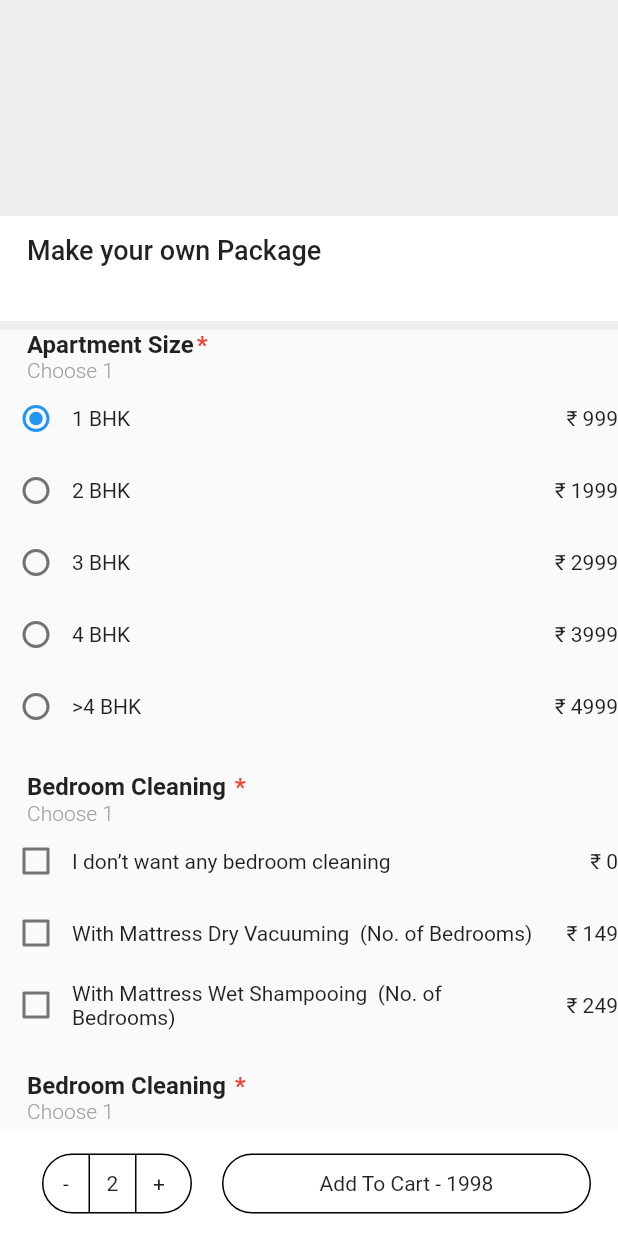
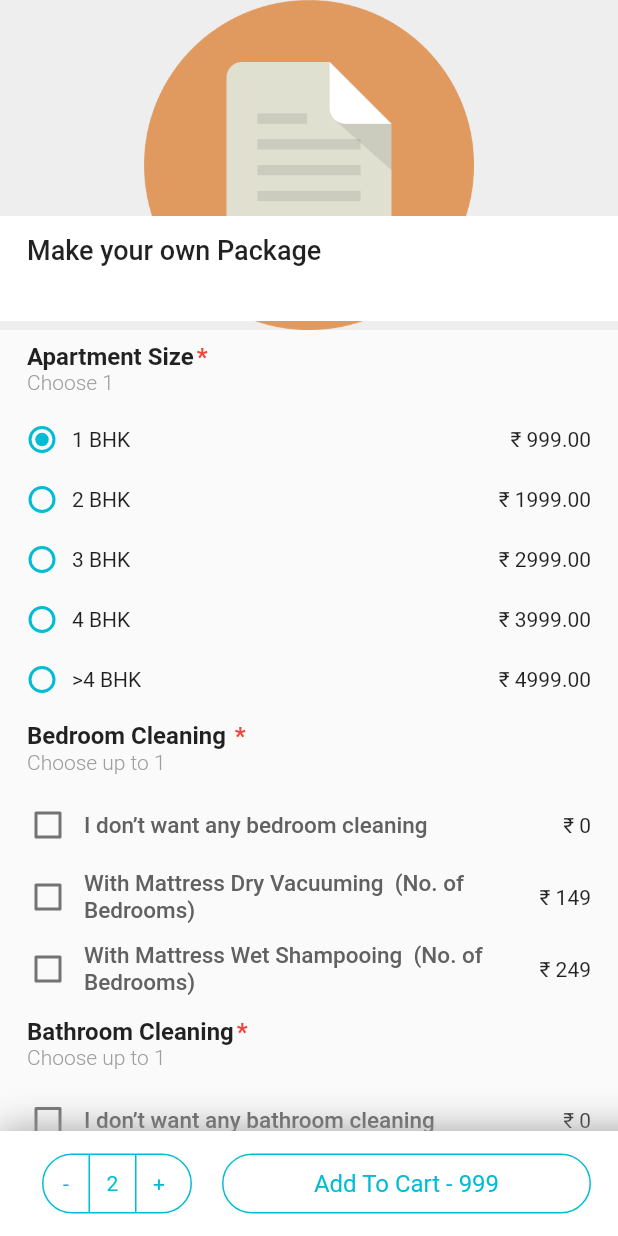
Before and after one commit to rutviksorathia/elluminati_project, a Flutter app: the screen it shows after launch, after a tap on an icon or button, on a phone screen of 412 x 824 dp. Run offline on Flutter 3.47's test engine with Material 2 defaults, Android fonts, the phone set to English and light mode, and no system bars; our stand-ins replace get, stacked.

Commit message:
Feat: functionality implementation

```diff
--- a/lib/View/home/home_view.dart
+++ b/lib/View/home/home_view.dart
@@ -1,3 +1,4 @@
+import 'package:bootstrap_icons/bootstrap_icons.dart';
 import 'package:elluminati_project/View/home/home_viewmodel.dart';
 import 'package:elluminati_project/models/generated.dart';
 import 'package:flutter/material.dart';
@@ -19,8 +20,19 @@ class HomeView extends StatelessWidget {
             children: [
               if (model.shouldShowAppBar)
                 Container(
-                  height: 80,
-                  color: Colors.black,
+                  height: 90,
+                  width: double.infinity,
+                  color: Colors.grey.shade50.withOpacity(0.2),
+                  child: const Padding(
+                    padding: EdgeInsets.only(top: 45, left: 14),
+                    child: Align(
+                      alignment: Alignment.topLeft,
+                      child: Icon(
+                        BootstrapIcons.chevron_left,
+                        size: 30,
+                      ),
+                    ),
+                  ),
                 ),
               Expanded(
                 child: SingleChildScrollView(
@@ -33,7 +45,12 @@ class HomeView extends StatelessWidget {
                         color: Colors.grey.shade200,
                         child: SizedBox(
                           width: double.infinity,
-                          child: Align(
+                          child: Stack(
+                            children: [
+                              Center(
+                                child: Image.asset('assets/file_icon.png'),
+                              ),
+                              Align(
                                 alignment: Alignment.bottomLeft,
                                 child: Padding(
                                   padding: const EdgeInsets.only(
@@ -44,8 +61,8 @@ class HomeView extends StatelessWidget {
                                     color: Colors.white,
                                     width: double.infinity,
                                     child: Padding(
-                                  padding:
-                                      const EdgeInsets.only(top: 12, left: 18),
+                                      padding: const EdgeInsets.only(
+                                          top: 12, left: 18),
                                       child: model.autogenerated != null
                                           ? Text(
                                               model.autogenerated!.name.first,
@@ -59,24 +76,118 @@ class HomeView extends StatelessWidget {
                                   ),
                                 ),
                               ),
+                            ],
+                          ),
                         ),
                       ),
                       Column(
                         crossAxisAlignment: CrossAxisAlignment.start,
                         children: [
                           if (model.autogenerated != null)
-                            ...model.autogenerated!.specifications.map(
-                              (specification) {
+                            Column(
+                              crossAxisAlignment: CrossAxisAlignment.start,
+                              children: [
+                                Padding(
+                                  padding: const EdgeInsets.only(
+                                      left: 18, right: 18, top: 8),
+                                  child: Row(
+                                    children: [
+                                      Text(
+                                        model.autogenerated!.specifications
+                                            .first.name.first,
+                                        style: const TextStyle(
+                                          fontSize: 16,
+                                          fontWeight: FontWeight.bold,
+                                        ),
+                                      ),
+                                      const SizedBox(width: 2),
+                                      const Text(
+                                        '*',
+                                        style: TextStyle(
+                                          fontSize: 16,
+                                          fontWeight: FontWeight.bold,
+                                          color: Colors.red,
+                                        ),
+                                      ),
+                                    ],
+                                  ),
+                                ),
+                                const Padding(
+                                  padding: EdgeInsets.only(left: 18, right: 18),
+                                  child: Text(
+                                    'Choose 1',
+                                    style: TextStyle(
+                                      fontSize: 14,
+                                      fontWeight: FontWeight.w300,
+                                      color: Colors.grey,
+                                    ),
+                                  ),
+                                ),
+                                Padding(
+                                  padding: const EdgeInsets.only(
+                                      right: 18, top: 10, left: 8),
+                                  child: Column(
+                                    crossAxisAlignment:
+                                        CrossAxisAlignment.start,
+                                    children: [
+                                      if (model.autogenerated != null)
+                                        ...model.autogenerated!.specifications
+                                            .first.list
+                                            .map((list) {
+                                          int index = model.autogenerated!
+                                              .specifications.first.list
+                                              .indexOf(list);
+
+                                          return Row(
+                                            children: [
+                                              Radio(
+                                                value: index + 1,
+                                                groupValue: model.value,
+                                                materialTapTargetSize:
+                                                    MaterialTapTargetSize
+                                                        .shrinkWrap,
+                                                fillColor:
+                                                    MaterialStateProperty.all(
+                                                        Colors.cyan),
+                                                onChanged: (value) {
+                                                  model.value = value;
+                                                  model.price = list.price;
+                                                  model.handleFindId(list.sId);
+                                                  model.notifyListeners();
+                                                },
+                                              ),
+                                              Flexible(
+                                                flex: 1,
+                                                fit: FlexFit.tight,
+                                                child: Text(
+                                                  list.name.first,
+                                                ),
+                                              ),
+                                              Text(
+                                                '₹ ${list.price.toString()}.00',
+                                              ),
+                                            ],
+                                          );
+                                        }).toList(),
+                                    ],
+                                  ),
+                                ),
+                              ],
+                            ),
+                          if (model.autogenerated != null &&
+                              model.specification != null)
+                            ...model.specification!.map(
+                              (e) {
                                 return Column(
                                   crossAxisAlignment: CrossAxisAlignment.start,
                                   children: [
                                     Padding(
                                       padding: const EdgeInsets.only(
-                                          left: 18, right: 18),
+                                          left: 18, right: 18, top: 8),
                                       child: Row(
                                         children: [
                                           Text(
-                                            specification.name.first,
+                                            e.name.first,
                                             style: const TextStyle(
                                               fontSize: 16,
                                               fontWeight: FontWeight.bold,
@@ -98,7 +209,7 @@ class HomeView extends StatelessWidget {
                                       padding:
                                           EdgeInsets.only(left: 18, right: 18),
                                       child: Text(
-                                        'Choose 1',
+                                        'Choose up to 1',
                                         style: TextStyle(
                                           fontSize: 14,
                                           fontWeight: FontWeight.w300,
@@ -106,55 +217,22 @@ class HomeView extends StatelessWidget {
                                         ),
                                       ),
                                     ),
-                                    Column(
+                                    Padding(
+                                      padding: const EdgeInsets.only(
+                                          right: 18, top: 10, left: 8),
+                                      child: Column(
                                         crossAxisAlignment:
                                             CrossAxisAlignment.start,
                                         children: [
-                                        ...specification.list.map((list) {
-                                          int? index =
-                                              specification.list.indexOf(list);
-                                          return Column(
-                                            crossAxisAlignment:
-                                                CrossAxisAlignment.start,
-                                            children: [
-                                              if (specification.name.first ==
-                                                  'Apartment Size')
-                                                Row(
-                                                  children: [
-                                                    Radio(
-                                                      value: index + 1,
-                                                      groupValue: model.value,
-                                                      onChanged: (value) {
-                                                        model.value = value;
-                                                        model.price =
-                                                            list.price;
-
-                                                        model.notifyListeners();
+                                          ...e.list.map(
+                                            (e) {
+                                              return RightCheck(
+                                                  list: e, model: model);
                                             },
-                                                    ),
-                                                    Flexible(
-                                                      flex: 1,
-                                                      fit: FlexFit.tight,
-                                                      child: Text(
-                                                        list.name.first,
+                                          ).toList(),
+                                        ],
                                       ),
                                     ),
-                                                    Text(
-                                                      '₹ ${list.price.toString()}',
-                                                    ),
-                                                  ],
-                                                )
-                                              else
-                                                RightCheck(
-                                                  list: list,
-                                                  model: model,
-                                                ),
-                                            ],
-                                          );
-                                        }).toList(),
-                                      ],
-                                    ),
-                                    const SizedBox(height: 20)
                                   ],
                                 );
                               },
@@ -167,7 +245,17 @@ class HomeView extends StatelessWidget {
               ),
               Container(
                 height: 70,
+                decoration: const BoxDecoration(
+                  boxShadow: [
+                    BoxShadow(
+                      blurRadius: 20,
+                      offset: Offset(20, 20),
+                      spreadRadius: 20,
+                      color: Colors.grey,
+                    ),
+                  ],
                   color: Colors.white,
+                ),
                 child: Padding(
                   padding: const EdgeInsets.only(left: 18, right: 18),
                   child: Row(
@@ -181,7 +269,7 @@ class HomeView extends StatelessWidget {
                               const BorderRadius.all(Radius.circular(20)),
                           border: Border.all(
                             width: 1,
-                            color: Colors.black,
+                            color: Colors.cyan,
                           ),
                         ),
                         child: Row(
@@ -201,29 +289,38 @@ class HomeView extends StatelessWidget {
                                     child: Center(
                                       child: Text(
                                         '-',
+                                        style: TextStyle(
+                                          fontSize: 14,
+                                          color: Colors.cyan,
+                                        ),
                                       ),
                                     ),
                                   ),
                                 ),
                                 Container(
                                   width: 1,
-                                  color: Colors.black,
+                                  color: Colors.cyan,
                                 ),
                                 SizedBox(
                                   width: 30,
                                   child: Center(
-                                      child: Text(model.totalValue.toString())),
+                                    child: Text(
+                                      model.totalValue.toString(),
+                                      style: const TextStyle(
+                                        fontSize: 14,
+                                        color: Colors.cyan,
+                                      ),
+                                    ),
+                                  ),
                                 ),
                                 Container(
                                   width: 1,
-                                  color: Colors.black,
+                                  color: Colors.cyan,
                                 ),
                                 GestureDetector(
                                   onTap: () {
                                     model.totalValue = model.totalValue + 1;
 
-                                    model.price =
-                                        model.price * model.totalValue;
                                     model.notifyListeners();
                                   },
                                   child: const SizedBox(
@@ -231,6 +328,10 @@ class HomeView extends StatelessWidget {
                                     child: Center(
                                       child: Text(
                                         '+',
+                                        style: TextStyle(
+                                          fontSize: 14,
+                                          color: Colors.cyan,
+                                        ),
                                       ),
                                     ),
                                   ),
@@ -251,14 +352,21 @@ class HomeView extends StatelessWidget {
                                 const BorderRadius.all(Radius.circular(20)),
                             border: Border.all(
                               width: 1,
-                              color: Colors.black,
+                              color: Colors.cyan,
                             ),
                           ),
                           child: Padding(
                             padding: const EdgeInsets.symmetric(
                                 horizontal: 20, vertical: 8),
                             child: Center(
-                                child: Text('Add To Cart - ${model.price}')),
+                              child: Text(
+                                'Add To Cart - ${model.price}',
+                                style: const TextStyle(
+                                  fontSize: 16,
+                                  color: Colors.cyan,
+                                ),
+                              ),
+                            ),
                           ),
                         ),
                       ),
@@ -277,11 +385,13 @@ class HomeView extends StatelessWidget {
 class RightCheck extends StatefulWidget {
   List1 list;
   HomeViewModel model;
+  int? sequenceNumber;
 
   RightCheck({
     super.key,
     required this.list,
     required this.model,
+    this.sequenceNumber,
   });
 
   @override
@@ -297,10 +407,12 @@ class _RightCheckState extends State<RightCheck> {
       children: [
         Checkbox(
           value: widget.list.isDefaultSelected,
+          checkColor: Colors.white,
+          activeColor: Colors.cyan,
           onChanged: (value) {
-            print(value);
             if (value == null) return;
             widget.list.isDefaultSelected = value;
+
             widget.model.notifyListeners();
             if (value) {
               setState(() {
@@ -318,14 +430,14 @@ class _RightCheckState extends State<RightCheck> {
         Flexible(
           flex: 1,
           fit: FlexFit.tight,
-          child: Row(
-            children: [
-              Flexible(
-                flex: 1,
-                fit: FlexFit.tight,
           child: Text(
             widget.list.name.first,
             overflow: TextOverflow.fade,
+            style: TextStyle(
+              fontSize: 15,
+              fontWeight: FontWeight.w500,
+              color: Colors.grey.shade700,
+            ),
           ),
         ),
         if (widget.list.isDefaultSelected && widget.list.price != 0)
@@ -352,8 +464,8 @@ class _RightCheckState extends State<RightCheck> {
                           ? () {
                               setState(() {
                                 increasePrice--;
-                                      widget.model.price = widget.model.price -
-                                          (widget.list.price);
+                                widget.model.price =
+                                    widget.model.price - (widget.list.price);
                                 widget.model.notifyListeners();
                               });
                             }
@@ -407,9 +519,6 @@ class _RightCheckState extends State<RightCheck> {
               ],
             ),
           ),
-            ],
-          ),
-        ),
         const SizedBox(width: 20),
         Text(
           '₹ ${widget.list.price.toString()}',
--- a/lib/View/home/home_viewmodel.dart
+++ b/lib/View/home/home_viewmodel.dart
@@ -14,16 +14,20 @@ class HomeViewModel extends BaseViewModel {
   int totalValue = 1;
   int price = 999;
 
+  String? findId;
+
   bool shouldShowAppBar = false;
 
   ScrollController apartmentControl = ScrollController();
+
+  List<Specification>? specification = [];
 
   HomeViewModel({this.autogenerated}) {
     apartmentControl.addListener(handleScrollControl);
   }
 
   void handleScrollControl() {
-    if (apartmentControl.position.extentAfter > 500) {
+    if (apartmentControl.position.extentBefore > 200) {
       shouldShowAppBar = true;
       notifyListeners();
     } else {
@@ -38,6 +42,21 @@ class HomeViewModel extends BaseViewModel {
     final data = await json.decode(response);
     autogenerated = Autogenerated.fromMap(data);
 
+    if (autogenerated != null) {
+      specification = autogenerated!.specifications.where((element) {
+        return element.modifierId == '621da764abb8a52242c181e5';
+      }).toList();
+    }
+    notifyListeners();
+  }
+
+  void handleFindId(String id) {
+    findId = id;
+    notifyListeners();
+
+    specification = autogenerated!.specifications.where((element) {
+      return element.modifierId == findId;
+    }).toList();
     notifyListeners();
   }
 }
--- a/lib/models/modelResponse.dart
+++ b/lib/models/modelResponse.dart
@@ -5,7 +5,7 @@ class Autogenerated {
   List<String> name;
   int price;
   List<int> itemTaxes;
-  List<Specifications> specifications;
+  List<Specification> specifications;
 
   Autogenerated({
     required this.id,
@@ -22,13 +22,13 @@ class Autogenerated {
       price: map['price'],
       itemTaxes: List<int>.from(map['item_taxes']),
       specifications: (map['specifications'] as List)
-          .map((e) => Specifications.fromMap(e))
+          .map((e) => Specification.fromMap(e))
           .toList(),
     );
   }
 }
 
-class Specifications {
+class Specification {
   String sId;
   List<String> name;
   int sequenceNumber;
@@ -46,7 +46,7 @@ class Specifications {
   bool? isAssociated;
   bool? userCanAddSpecificationQuantity;
 
-  Specifications({
+  Specification({
     required this.sId,
     required this.name,
     required this.sequenceNumber,
@@ -65,8 +65,8 @@ class Specifications {
     required this.userCanAddSpecificationQuantity,
   });
 
-  factory Specifications.fromMap(Map<String, dynamic> map) {
-    return Specifications(
+  factory Specification.fromMap(Map<String, dynamic> map) {
+    return Specification(
       sId: map['_id'],
       name: List<String>.from(map['name']),
       sequenceNumber: map['sequence_number'],
```
Also changed, not shown: assets/file_icon.png (added). Lines whose indentation alone changed are shown as unchanged.
